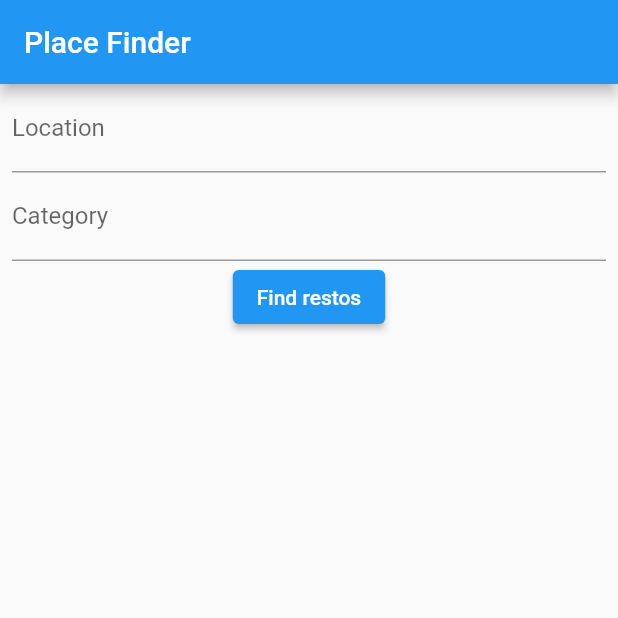
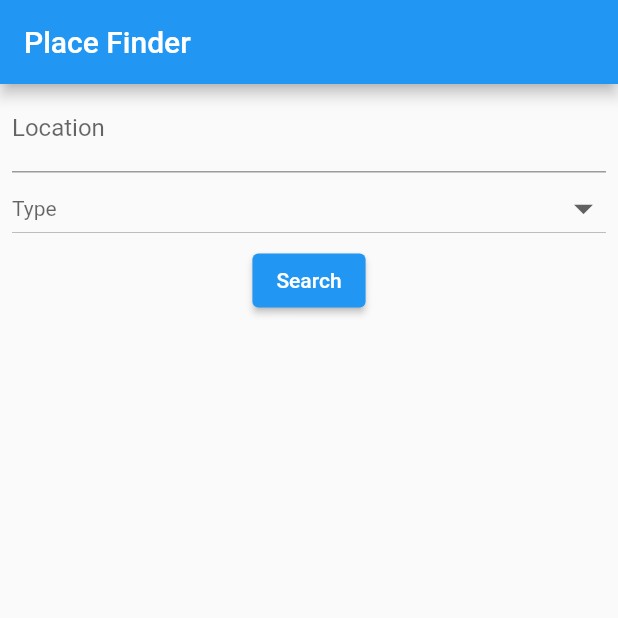
Before and after one commit to Tyks23/PlaceFinder, a Flutter app: the screen it shows after launch, on a phone screen of 412 x 824 dp, the top half of it. Run offline on Flutter 3.47's test engine with Material 2 defaults, Android fonts, the phone set to English and light mode, and no system bars.

Commit message:
Added dropdown menu for category

```diff
--- a/lib/main.dart
+++ b/lib/main.dart
@@ -18,8 +18,8 @@ class _LandingScreen extends State<LandingScreen> {
 
 
   TextEditingController locationController = TextEditingController();
-  TextEditingController categoryController = TextEditingController();
 
+  String _typeValue = "";
 
   // This widget is the root of your application.
   @override
@@ -37,18 +37,42 @@ class _LandingScreen extends State<LandingScreen> {
                 decoration: const InputDecoration(
                     hintText: "Location....", labelText: 'Location'),
               ),
-              TextField(
-                controller: categoryController,
-                decoration: const InputDecoration(
-                    hintText: "Category....", labelText: 'Category'),
+            DropdownButton(
+              hint: _typeValue.isEmpty
+                  ? const Text('Type')
+                  : Text(
+                _typeValue,
+                style: const TextStyle(color: Colors.blue),
               ),
+              isExpanded: true,
+              iconSize: 30.0,
+              style: const TextStyle(color: Colors.blue),
+              items: ['Sushi', 'Burger', 'Pizza', "Pasta"].map(
+                    (val) {
+                  return DropdownMenuItem<String>(
+                    value: val,
+                    child: Text(val),
+                  );
+                },
+              ).toList(),
+              onChanged: (val) {
+                setState(
+                      () {
+                    _typeValue = val.toString();
+                  },
+                );
+              },
+            ),
               ElevatedButton(
-                child: const Text('Find restos'),
+                child: const Text('Search'),
                 onPressed: () {
-                  Navigator.push(
-                    context,
-                    MaterialPageRoute(builder: (context) =>  PlacesScreen(location: locationController, category: categoryController)),
-                  );
+                  if(_typeValue.isNotEmpty && locationController.text.isNotEmpty){
+                    Navigator.push(
+                      context,
+                      MaterialPageRoute(builder: (context) =>  PlacesScreen(location: locationController, category: _typeValue)),
+                    );
+                  }
+
                 },
               ),
             ],
--- a/lib/models/place_model.dart
+++ b/lib/models/place_model.dart
@@ -21,8 +21,8 @@ class Place {
 
   factory Place.fromJson(Map<String, dynamic> json) {
     dynamic placeId = json['fsq_id'] ?? "ID MISSING!!";
-    dynamic placeName = json['name'] ?? "Name not available!";
-    dynamic placeAddress = json['location']['address'] ?? "0";
+    dynamic placeName = json['name'] ?? "Name not available";
+    dynamic placeAddress = json['location']['address'] ?? "Address not available";
     dynamic placeFormattedAddress = json['location']['formatted_address'] ?? placeAddress;
     dynamic placeLocality = json['location']['locality'] ?? "0";
     dynamic placeLatitude = json['geocodes']['main']['latitude'] ?? "0";
--- a/lib/screens/places_screen.dart
+++ b/lib/screens/places_screen.dart
@@ -28,6 +28,9 @@ class PlacesScreen extends StatelessWidget {
           if (snapshot.hasData) {
             List<Place>? places = snapshot.data;
             if (places != null) {
+              if(places.isEmpty){
+                return const Center(child: Text("No places found!"));
+              } else {
                 return ListView(
                   children: places
                       .map(
@@ -45,6 +48,8 @@ class PlacesScreen extends StatelessWidget {
                   )
                       .toList(),
                 );
+              }
+
             } else {
               return const Center(child: LinearProgressIndicator());
             }
--- a/lib/services/http_service.dart
+++ b/lib/services/http_service.dart
@@ -9,7 +9,7 @@ class HttpService {
   final String apiKey = "fsq35xr8oJ6LCUvHDtteDXuWKTLGJqvLzreyVEKYmjCGTWo=";
 
   Future<List<Place>> getPlaces( {category, location} ) async {
-    String placeQuery ="/search?query=${category.text}&near=${location.text}%2C%20EE";
+    String placeQuery ="/search?query=$category&near=${location.text}%2C%20EE";
 
 
     Response res =
```
Also changed, not shown: 1 other file. Lines whose indentation alone changed are shown as unchanged.
